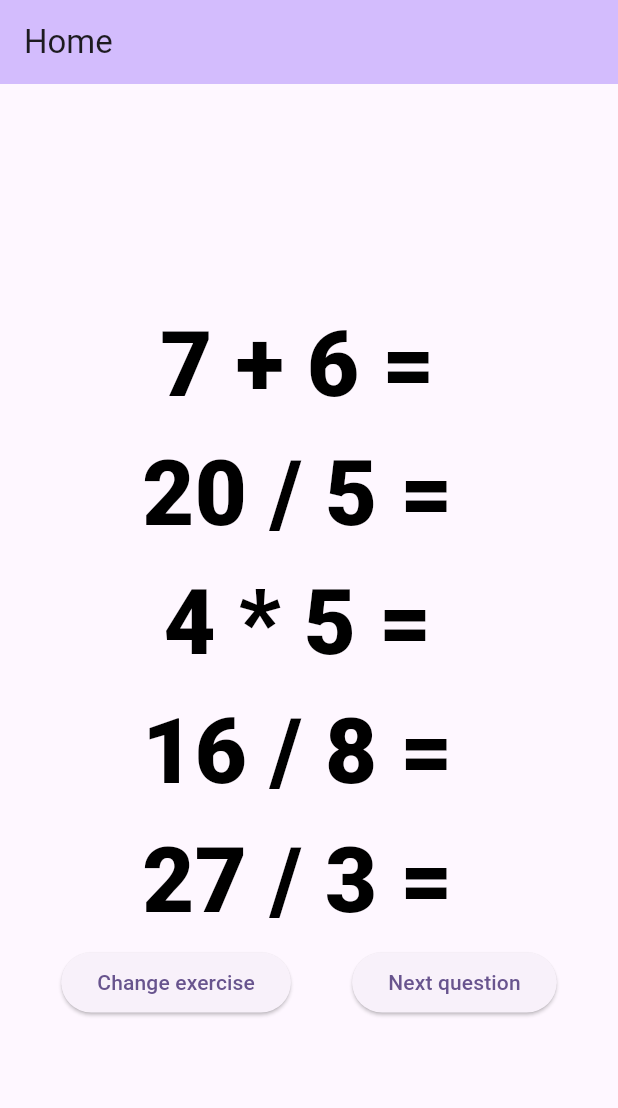
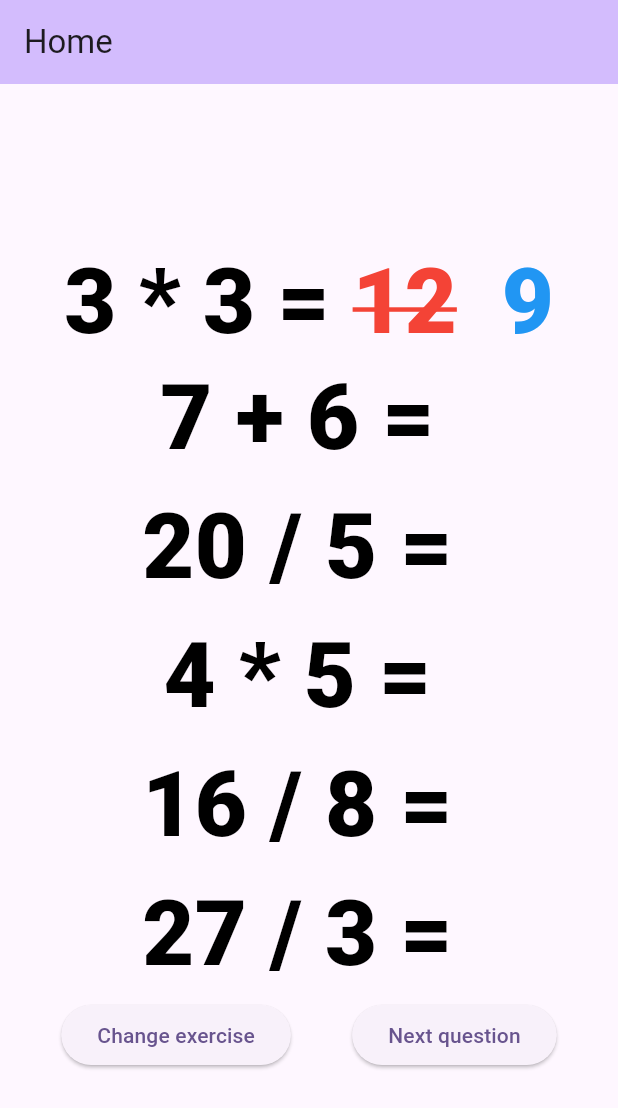
Before and after one commit to loloof64/ChainArithmetics, a Flutter app: the screen it shows after launch, after a tap on "Change exercise", after a tap on "Next question", on a phone screen of 412 x 824 dp. Shown: the top 1108 px of the screen. Run offline on Flutter 3.47's test engine with Material 3 defaults, Android fonts, the phone set to English and light mode, and no system bars; drawn by our look-alikes of animated_list_plus.

Commit message:
feat: add question answer

```diff
--- a/lib/main.dart
+++ b/lib/main.dart
@@ -1,5 +1,9 @@
+import 'dart:math';
+
 import 'package:chain_arithmetics/core/generators/operations/operation.dart';
 import 'package:chain_arithmetics/core/generators/operations/standard_generator.dart';
+import 'package:chain_arithmetics/widgets/constants.dart';
+import 'package:chain_arithmetics/widgets/exercise_session/question_answer.dart';
 import 'package:chain_arithmetics/widgets/exercise_session/questions_buffer.dart';
 
 import 'package:flutter/material.dart';
@@ -40,7 +44,10 @@ class MyHomePage extends StatefulWidget {
 class _MyHomePageState extends State<MyHomePage> {
   StandardGenerator _currentOperations = StandardGenerator.generate();
   int _firstOperationIndex = 0;
+  int? _previousAnswer;
   List<Operation> _bufferQuestions = [];
+
+  final Random _tempRandom = Random();
 
   @override
   void initState() {
@@ -52,6 +59,7 @@ class _MyHomePageState extends State<MyHomePage> {
     setState(() {
       _currentOperations = StandardGenerator.generate();
       _firstOperationIndex = 0;
+      _previousAnswer = null;
     });
     _updateBuffer();
   }
@@ -80,6 +88,7 @@ class _MyHomePageState extends State<MyHomePage> {
     if (_firstOperationIndex < _currentOperations.relatedOperations().length) {
       setState(() {
         _firstOperationIndex++;
+        _previousAnswer = _tempRandom.nextInt(15) + 2;
       });
       _updateBuffer();
     }
@@ -98,6 +107,12 @@ class _MyHomePageState extends State<MyHomePage> {
           mainAxisAlignment: MainAxisAlignment.center,
           crossAxisAlignment: CrossAxisAlignment.center,
           children: [
+            if (_firstOperationIndex > 0 && _previousAnswer != null)
+              QuestionAnswerWidget(
+                operation: _currentOperations
+                    .relatedOperations()[_firstOperationIndex - 1],
+                userAnswer: _previousAnswer!,
+              ),
             QuestionsBufferWidget(
               questions: _bufferQuestions,
               capacity: maxBufferOperations,
--- /dev/null
+++ b/lib/widgets/constants.dart
@@ -0,0 +1,10 @@
+import 'package:chain_arithmetics/core/generators/operations/operation.dart';
+
+const commonFontSize = 60.0;
+const commonFontWeight = 900;
+final dummyOperation = Operation(
+  operand_1: 0,
+  operand_2: 0,
+  result: 0,
+  relatedOperator: Operator.add,
+);
--- /dev/null
+++ b/lib/widgets/exercise_session/question.dart
@@ -0,0 +1,23 @@
+import 'package:chain_arithmetics/core/generators/operations/operation.dart';
+import 'package:chain_arithmetics/widgets/constants.dart';
+import 'package:flutter/material.dart';
+
+class QuestionWidget extends StatelessWidget {
+  final Operation relatedQuestion;
+
+  const QuestionWidget({super.key, required this.relatedQuestion});
+
+  @override
+  Widget build(BuildContext context) {
+    return Text(
+      relatedQuestion.questionRepr(),
+      style: TextStyle(
+        fontSize: commonFontSize,
+        fontWeight: FontWeight(commonFontWeight),
+        color: relatedQuestion == dummyOperation
+            ? Colors.transparent
+            : Colors.black,
+      ),
+    );
+  }
+}
--- /dev/null
+++ b/lib/widgets/exercise_session/question_answer.dart
@@ -0,0 +1,70 @@
+import 'package:chain_arithmetics/core/generators/operations/operation.dart';
+import 'package:chain_arithmetics/widgets/constants.dart';
+import 'package:flutter/material.dart';
+
+class QuestionAnswerWidget extends StatelessWidget {
+  final Operation operation;
+  final int userAnswer;
+
+  const QuestionAnswerWidget({
+    super.key,
+    required this.operation,
+    required this.userAnswer,
+  });
+
+  @override
+  Widget build(BuildContext context) {
+    final isRightAnswer = operation.result == userAnswer;
+    return RichText(
+      text: TextSpan(
+        children: [
+          TextSpan(
+            text: operation.questionRepr(),
+            style: TextStyle(
+              fontSize: commonFontSize,
+              fontWeight: FontWeight(commonFontWeight),
+              color: Colors.black,
+            ),
+          ),
+          if (isRightAnswer)
+            TextSpan(
+              text: operation.result.toString(),
+              style: TextStyle(
+                fontSize: commonFontSize,
+                fontWeight: FontWeight(commonFontWeight),
+                color: Colors.green,
+              ),
+            ),
+          if (!isRightAnswer)
+            TextSpan(
+              text: userAnswer.toString(),
+              style: TextStyle(
+                fontSize: commonFontSize,
+                fontWeight: FontWeight(commonFontWeight),
+                color: Colors.red,
+                decoration: TextDecoration.lineThrough,
+              ),
+            ),
+          if (!isRightAnswer)
+            TextSpan(
+              text: "  ",
+              style: TextStyle(
+                fontSize: commonFontSize,
+                fontWeight: FontWeight(commonFontWeight),
+                color: Colors.blue,
+              ),
+            ),
+          if (!isRightAnswer)
+            TextSpan(
+              text: operation.result.toString(),
+              style: TextStyle(
+                fontSize: commonFontSize,
+                fontWeight: FontWeight(commonFontWeight),
+                color: Colors.blue,
+              ),
+            ),
+        ],
+      ),
+    );
+  }
+}
--- a/lib/widgets/exercise_session/questions_buffer.dart
+++ b/lib/widgets/exercise_session/questions_buffer.dart
@@ -1,16 +1,8 @@
 import 'package:chain_arithmetics/core/generators/operations/operation.dart';
+import 'package:chain_arithmetics/widgets/exercise_session/question.dart';
 import 'package:flutter/material.dart';
 import 'package:animated_list_plus/animated_list_plus.dart';
 import 'package:animated_list_plus/transitions.dart';
-
-const commonFontSize = 60.0;
-const commonFontWeight = 900;
-final dummyOperation = Operation(
-  operand_1: 0,
-  operand_2: 0,
-  result: 0,
-  relatedOperator: Operator.add,
-);
 
 class QuestionsBufferWidget extends StatelessWidget {
   final List<Operation> questions;
@@ -33,16 +25,7 @@ class QuestionsBufferWidget extends StatelessWidget {
             animation: animation,
             child: Align(
               alignment: Alignment.center,
-              child: Text(
-                item.questionRepr(),
-                style: TextStyle(
-                  fontSize: commonFontSize,
-                  fontWeight: FontWeight(commonFontWeight),
-                  color: item == dummyOperation
-                      ? Colors.transparent
-                      : Colors.black,
-                ),
-              ),
+              child: QuestionWidget(relatedQuestion: item),
             ),
           );
         },
@@ -51,16 +34,7 @@ class QuestionsBufferWidget extends StatelessWidget {
             animation: animation,
             child: Align(
               alignment: Alignment.center,
-              child: Text(
-                oldItem.questionRepr(),
-                style: TextStyle(
-                  fontSize: commonFontSize,
-                  fontWeight: FontWeight(commonFontWeight),
-                  color: oldItem == dummyOperation
-                      ? Colors.transparent
-                      : Colors.black,
-                ),
-              ),
+              child: QuestionWidget(relatedQuestion: oldItem),
             ),
           );
         },
```
